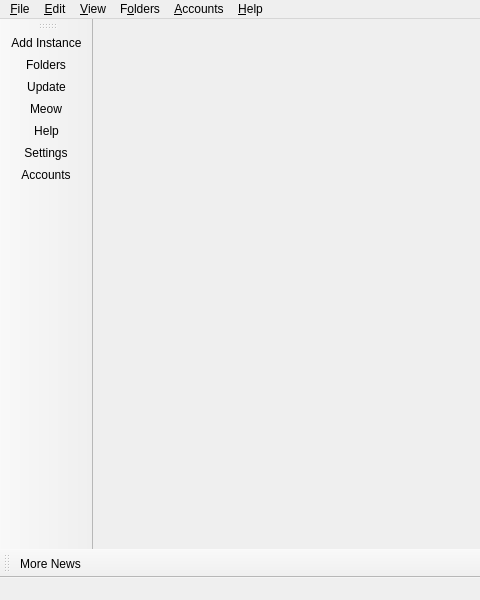
Old version of the form launcher/ui/MainWindow.ui in the repository jojonoskill/PrismLauncher; both pictures show x 0 to 480 and y 0 to 600 of the 800 by 600 pixel window.
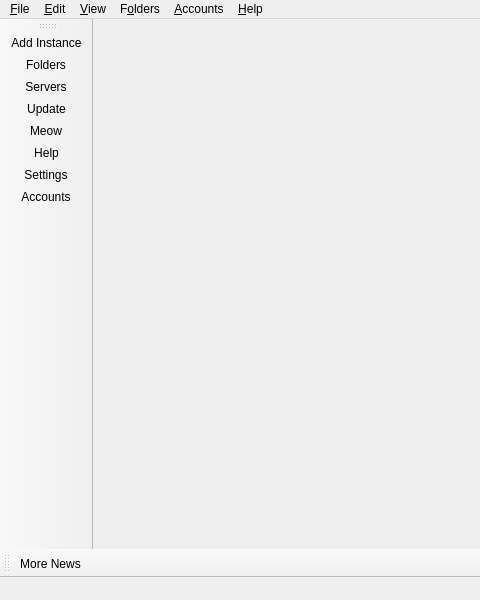
New version of the form. Icons and pictures are not drawn. Custom widgets are drawn as their Qt base class.

Commit message: Servers: install, run and back up dedicated servers

What changed in the file:
```diff
--- a/launcher/ui/MainWindow.ui
+++ b/launcher/ui/MainWindow.ui
@@ -51,6 +51,7 @@
    </attribute>
    <addaction name="actionAddInstance"/>
    <addaction name="actionFoldersButton"/>
+   <addaction name="actionServers"/>
    <addaction name="actionCheckUpdate"/>
    <addaction name="actionCAT"/>
    <addaction name="actionHelpButton"/>
@@ -685,6 +686,17 @@
     <string>Open one of the folders shared between instances.</string>
    </property>
   </action>
+  <action name="actionServers">
+   <property name="icon">
+    <iconset theme="server"/>
+   </property>
+   <property name="text">
+    <string>Servers</string>
+   </property>
+   <property name="toolTip">
+    <string>Manage the dedicated servers hosted on this computer.</string>
+   </property>
+  </action>
   <action name="actionHelpButton">
    <property name="icon">
     <iconset theme="help"/>
```
The commit also changes 36 other files.
